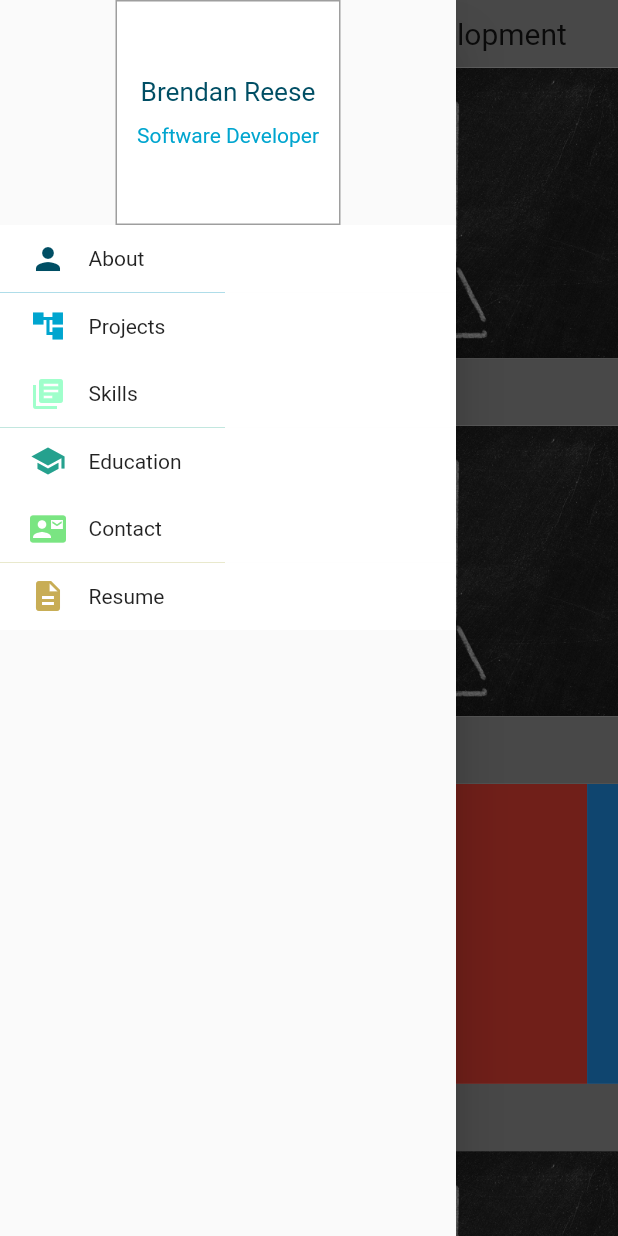
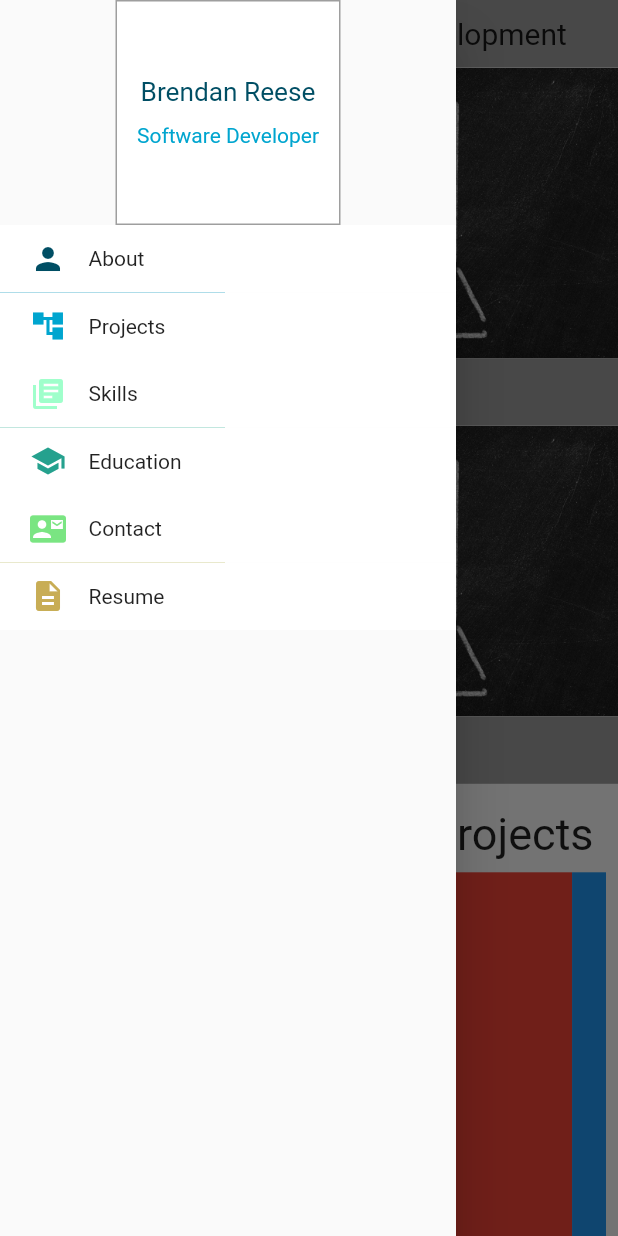
Before and after one commit to reesebre82/flutterwebsite, a Flutter app: the screen it shows after launch, after a tap on the "menu" icon, on a phone screen of 412 x 824 dp. Run offline on Flutter 3.47's test engine with Material 2 defaults, Android fonts, the light colour scheme and no system bars; drawn by our look-alikes of carousel_slider; our stand-ins replace flutter_sticky_header.

Commit message:
cleaned extra space to start adding content

```diff
--- a/lib/containers/Home/HomeContainer.dart
+++ b/lib/containers/Home/HomeContainer.dart
@@ -17,18 +17,6 @@ class HomeContainer extends StatelessWidget {
         sliver: SliverList(
           delegate: SliverChildListDelegate(
             [
-              Image(
-                image: AssetImage('images/chalkboard_web.jpg'),
-                fit: BoxFit.fill,
-              ),
-              Image(
-                image: AssetImage('images/chalkboard_web.jpg'),
-                fit: BoxFit.fill,
-              ),
-              Image(
-                image: AssetImage('images/chalkboard_web.jpg'),
-                fit: BoxFit.fill,
-              ),
               Image(
                 image: AssetImage('images/chalkboard_web.jpg'),
                 fit: BoxFit.fill,
--- /dev/null
+++ b/lib/containers/Project/ProjectCarousel.dart
@@ -0,0 +1,58 @@
+import 'package:carousel_slider/carousel_slider.dart';
+import 'package:flutter/material.dart';
+
+class ProjectCarousel extends StatefulWidget {
+  const ProjectCarousel({Key? key}) : super(key: key);
+
+  @override
+  _ProjectCarouselState createState() => _ProjectCarouselState();
+}
+
+class _ProjectCarouselState extends State<ProjectCarousel> {
+  int _currentIndex = 0;
+
+  @override
+  Widget build(BuildContext context) {
+    return Column(
+      children: [
+        Padding(
+          padding: const EdgeInsets.all(8.0),
+          child: Text(
+            "Recent Projects",
+            style: TextStyle(fontSize: 30),
+          ),
+        ),
+        CarouselSlider(
+          options: CarouselOptions(
+            height: 400.0,
+            autoPlay: true,
+            autoPlayInterval: Duration(seconds: 6),
+            autoPlayAnimationDuration: Duration(milliseconds: 800),
+            autoPlayCurve: Curves.fastOutSlowIn,
+            pauseAutoPlayOnTouch: true,
+            aspectRatio: 2.0,
+            onPageChanged: (index, reason) {
+              setState(() {
+                _currentIndex = index;
+              });
+            },
+          ),
+          items: [
+            Container(
+              width: 400.0,
+              color: Colors.red,
+            ),
+            Container(
+              width: 400.0,
+              color: Colors.blue,
+            ),
+            Container(
+              width: 400.0,
+              color: Colors.green,
+            ),
+          ],
+        ),
+      ],
+    );
+  }
+}
--- a/lib/containers/Project/ProjectContainer.dart
+++ b/lib/containers/Project/ProjectContainer.dart
@@ -1,7 +1,6 @@
-import 'package:carousel_slider/carousel_slider.dart';
 import 'package:flutter/material.dart';
 import 'package:flutter_sticky_header/flutter_sticky_header.dart';
-import 'package:website/containers/Project/Swift/SwiftCarousel.dart';
+import 'package:website/containers/Project/ProjectCarousel.dart';
 
 import '../Header.dart';
 
@@ -16,17 +15,20 @@ class ProjectContainer extends StatelessWidget {
       sliver: SliverList(
         delegate: SliverChildListDelegate(
           [
-            Row(
+            Padding(
+              padding: const EdgeInsets.all(8.0),
+              child: Row(
                 children: [
                   Expanded(
                     flex: 3,
-                  child: SwiftCarousel(),
+                    child: Text("TEST"),
                   ),
                   Expanded(
-                  flex: 3,
-                  child: SwiftCarousel(),
+                    flex: 4,
+                    child: ProjectCarousel(),
                   ),
                 ],
+              ),
             ),
           ],
         ),
--- a/lib/containers/Project/Swift/SwiftCarousel.dart
+++ /dev/null
@@ -1,47 +0,0 @@
-import 'package:carousel_slider/carousel_slider.dart';
-import 'package:flutter/material.dart';
-
-class SwiftCarousel extends StatefulWidget {
-  const SwiftCarousel({Key? key}) : super(key: key);
-
-  @override
-  _SwiftCarouselState createState() => _SwiftCarouselState();
-}
-
-class _SwiftCarouselState extends State<SwiftCarousel> {
-  int _currentIndex = 0;
-
-  @override
-  Widget build(BuildContext context) {
-    return CarouselSlider(
-      options: CarouselOptions(
-        height: 200.0,
-        autoPlay: true,
-        autoPlayInterval: Duration(seconds: 3),
-        autoPlayAnimationDuration: Duration(milliseconds: 800),
-        autoPlayCurve: Curves.fastOutSlowIn,
-        pauseAutoPlayOnTouch: true,
-        aspectRatio: 2.0,
-        onPageChanged: (index, reason) {
-          setState(() {
-            _currentIndex = index;
-          });
-        },
-      ),
-      items: [
-        Container(
-          width: 200.0,
-          color: Colors.red,
-        ),
-        Container(
-          width: 200.0,
-          color: Colors.blue,
-        ),
-        Container(
-          width: 200.0,
-          color: Colors.green,
-        ),
-      ],
-    );
-  }
-}
--- a/lib/containers/Resume/ResumeContainer.dart
+++ b/lib/containers/Resume/ResumeContainer.dart
@@ -1,5 +1,6 @@
 import 'package:flutter/material.dart';
 import 'package:flutter_sticky_header/flutter_sticky_header.dart';
+
 import '../Header.dart';
 
 class ResumeContainer extends StatelessWidget {
@@ -13,9 +14,11 @@ class ResumeContainer extends StatelessWidget {
       sliver: SliverList(
         delegate: SliverChildListDelegate(
           [
-            Image(
-              image: AssetImage('images/chalkboard_web.jpg'),
-              fit: BoxFit.fill,
+            Padding(
+              padding: const EdgeInsets.all(30.0),
+              child: Image(
+                image: AssetImage('images/Resume_Brendan2.jpg'),
+              ),
             ),
           ],
         ),
--- a/pubspec.yaml
+++ b/pubspec.yaml
@@ -44,6 +44,7 @@ flutter:
   # To add assets to your application, add an assets section, like this:
   assets:
     - images/chalkboard_web.jpg
+    - images/Resume_Brendan2.jpg
   # An image asset can refer to one or more resolution-specific "variants", see
   # https://flutter.dev/assets-and-images/#resolution-aware.
   # For details regarding adding assets from package dependencies, see
```
Also changed, not shown: images/Resume_Brendan2.jpg (added). Lines whose indentation alone changed are shown as unchanged.
